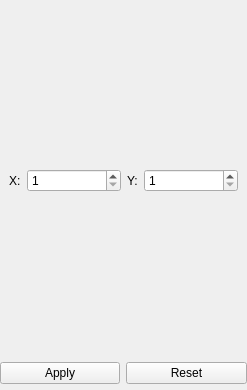
This is Application/qInputPropertiesWidget.ui in Sprunth/RGG as Qt 5 draws it before an edit. The edited form follows.
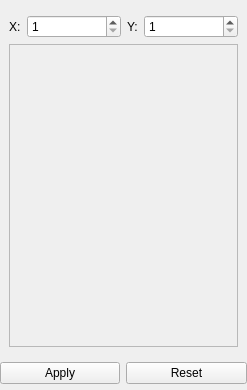
This is the edited form.

Commit message: Cherry-pick ui file changes from zoom lattice view

Patch:
```diff
--- a/Application/qInputPropertiesWidget.ui
+++ b/Application/qInputPropertiesWidget.ui
@@ -94,7 +94,25 @@
         </widget>
        </item>
        <item row="1" column="0" colspan="4">
-        <layout class="QVBoxLayout" name="coreLatticeLayout"/>
+        <layout class="QVBoxLayout" name="coreLatticeLayout">
+         <item>
+          <widget class="QScrollArea" name="coreLatticeContainer">
+           <property name="widgetResizable">
+            <bool>true</bool>
+           </property>
+           <widget class="QWidget" name="scrollAreaWidgetContents">
+            <property name="geometry">
+             <rect>
+              <x>0</x>
+              <y>0</y>
+              <width>207</width>
+              <height>254</height>
+             </rect>
+            </property>
+           </widget>
+          </widget>
+         </item>
+        </layout>
        </item>
       </layout>
      </widget>
```
Left out of the diff: 24 changed lines with no effect on the pictures.
